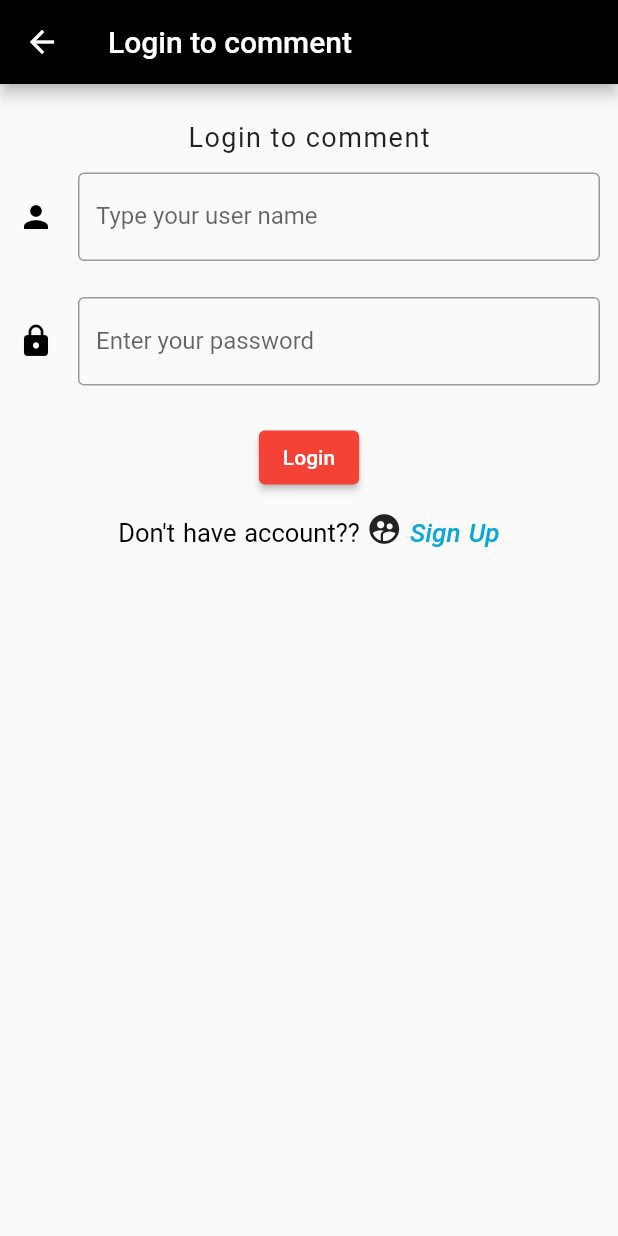
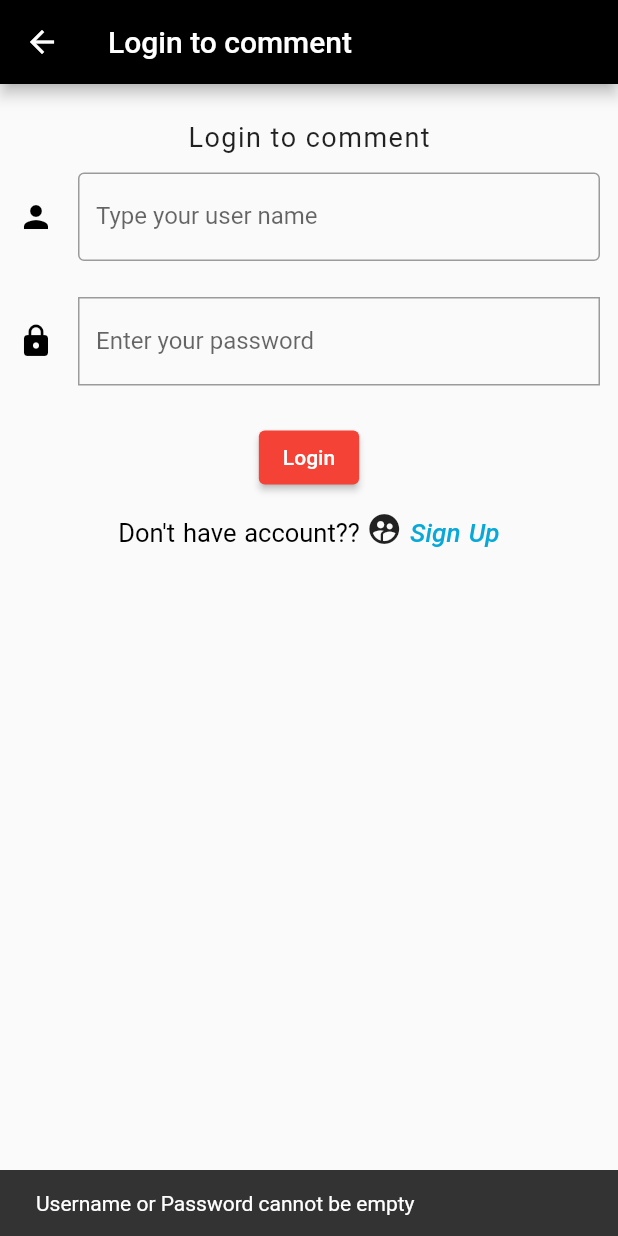
Before and after one commit to cmnkobo/flutter_course-learning, a Flutter app: the ChrisLoginPage screen opened directly, after a tap on "Login", on a phone screen of 412 x 824 dp. Run offline on Flutter 3.47's test engine with Material 2 defaults, Android fonts, the phone set to English and light mode, and no system bars; our stand-ins replace carousel_slider, dio; missing offline and left inert: comment_box; network calls fail.

Commit message:
flutter_textfield.dart

```diff
--- a/lib/flutter_textfield.dart
+++ b/lib/flutter_textfield.dart
@@ -30,10 +30,11 @@ class _ChrisLoginPageState extends State<ChrisLoginPage> {
           const Text(
             'Login to comment',
             style: TextStyle(
-                fontWeight: FontWeight.w400,
-                letterSpacing: 1,
-                height: 1.2,
-                fontSize: 18),
+              fontWeight: FontWeight.w400,
+              letterSpacing: 1,
+              height: 1.2,
+              fontSize: 18,
+            ),
           ),
           Padding(
             padding: const EdgeInsets.all(12.0),
@@ -46,7 +47,7 @@ class _ChrisLoginPageState extends State<ChrisLoginPage> {
                   focusedBorder: OutlineInputBorder(
                     borderSide: BorderSide(
                       width: 1.5,
-                      color: Color.fromARGB(255, 11, 17, 11),
+                      color: Color.fromARGB(255, 26, 163, 232),
                     ),
                   ),
                   labelText: 'Type your user name',
@@ -61,9 +62,11 @@ class _ChrisLoginPageState extends State<ChrisLoginPage> {
               decoration: const InputDecoration(
                   icon: Icon(Icons.lock),
                   iconColor: Colors.black,
-                  border: OutlineInputBorder(),
+                  border: OutlineInputBorder(
+                      borderRadius: BorderRadius.horizontal()),
                   focusedBorder: OutlineInputBorder(
                     borderSide: BorderSide(
+                      color: Color.fromARGB(255, 26, 163, 232),
                       width: 1.5,
                     ),
                   ),
@@ -75,10 +78,19 @@ class _ChrisLoginPageState extends State<ChrisLoginPage> {
             padding: const EdgeInsets.all(12.0),
             child: ElevatedButton(
               onPressed: () {
-                print("Login initializing");
+                //  print("Login initializing");
                 var username = _usernameController.text;
                 var password = _passwordController.text;
-                print('Username: $username password: $password');
+                // print('Username: $username password: $password');
+                //check if username and password isEmpty
+                if (username.isEmpty || password.isEmpty) {
+                  ScaffoldMessenger.of(context).showSnackBar(const SnackBar(
+                      content: Text('Username or Password cannot be empty')));
+                } else {
+                  //Channel to login
+                  ScaffoldMessenger.of(context).showSnackBar(
+                      const SnackBar(content: Text('Login Successful')));
+                }
               },
               child: const Text('Login'),
             ),
```
